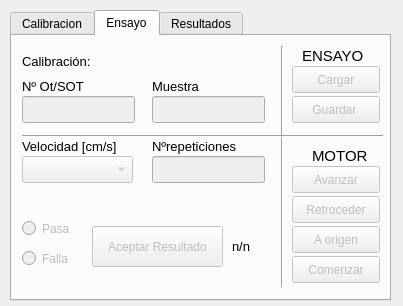
Before: the Qt Designer form ProgramaSalpicaduras/salpicaduras.ui in tinchofiuba/arduinoNema17, drawn with Qt 5.
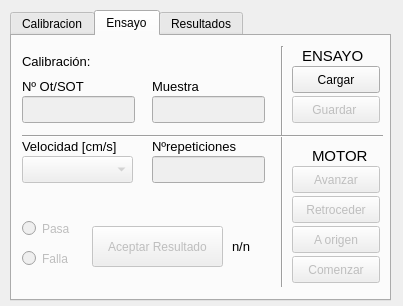
After: the same form once the commit is applied. The open tabs and pages were chosen to show the change.

Diff of the .ui file:
```diff
--- a/ProgramaSalpicaduras/salpicaduras.ui
+++ b/ProgramaSalpicaduras/salpicaduras.ui
@@ -810,7 +810,7 @@
     </widget>
     <widget class="QPushButton" name="pushButtonCargarEnsayo">
      <property name="enabled">
-      <bool>false</bool>
+      <bool>true</bool>
      </property>
      <property name="geometry">
       <rect>
```
Left out of the diff: 4 changed lines with no effect on the pictures.
